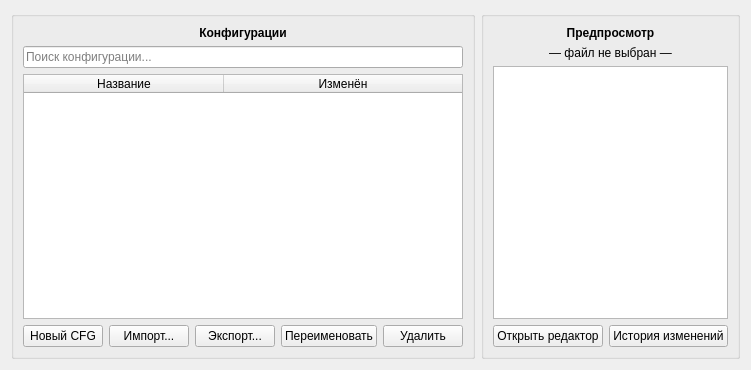
Above: ui/main_window.ui from chlkrtg/Aion.CfgStudio before the change. Below: the same form after it.
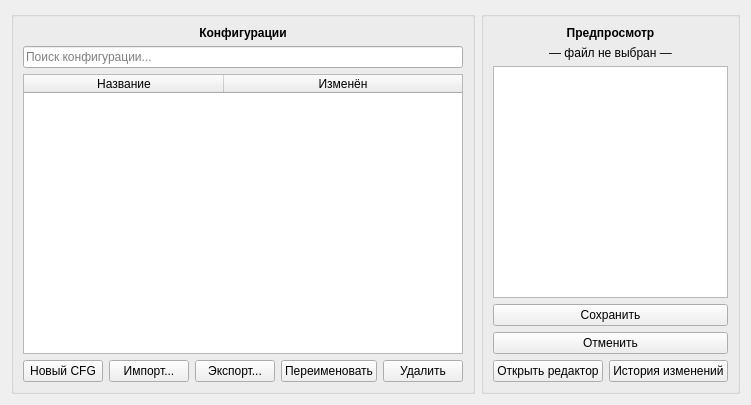
That is the form after the change.

Commit message: ui: подсветка кнопок при наведении; feat: редактируемое превью cfg + логирование + синхронизация ConfigValues; nav: on_leave -> bool, отмена навигации по Cancel

Diff of the .ui file:
```diff
--- a/ui/main_window.ui
+++ b/ui/main_window.ui
@@ -6,8 +6,8 @@
    <rect>
     <x>0</x>
     <y>0</y>
-    <width>739</width>
-    <height>370</height>
+    <width>742</width>
+    <height>405</height>
    </rect>
   </property>
   <property name="windowTitle">
@@ -155,7 +155,21 @@
       <item>
        <widget class="QPlainTextEdit" name="editPreview">
         <property name="readOnly">
-         <bool>true</bool>
+         <bool>false</bool>
+        </property>
+       </widget>
+      </item>
+      <item>
+       <widget class="QPushButton" name="btnSavePreview">
+        <property name="text">
+         <string>Сохранить</string>
+        </property>
+       </widget>
+      </item>
+      <item>
+       <widget class="QPushButton" name="btnRevertPreview">
+        <property name="text">
+         <string>Отменить</string>
         </property>
        </widget>
       </item>
```
Lines whose indentation alone changed are shown as unchanged. The commit also changes 17 other files.
